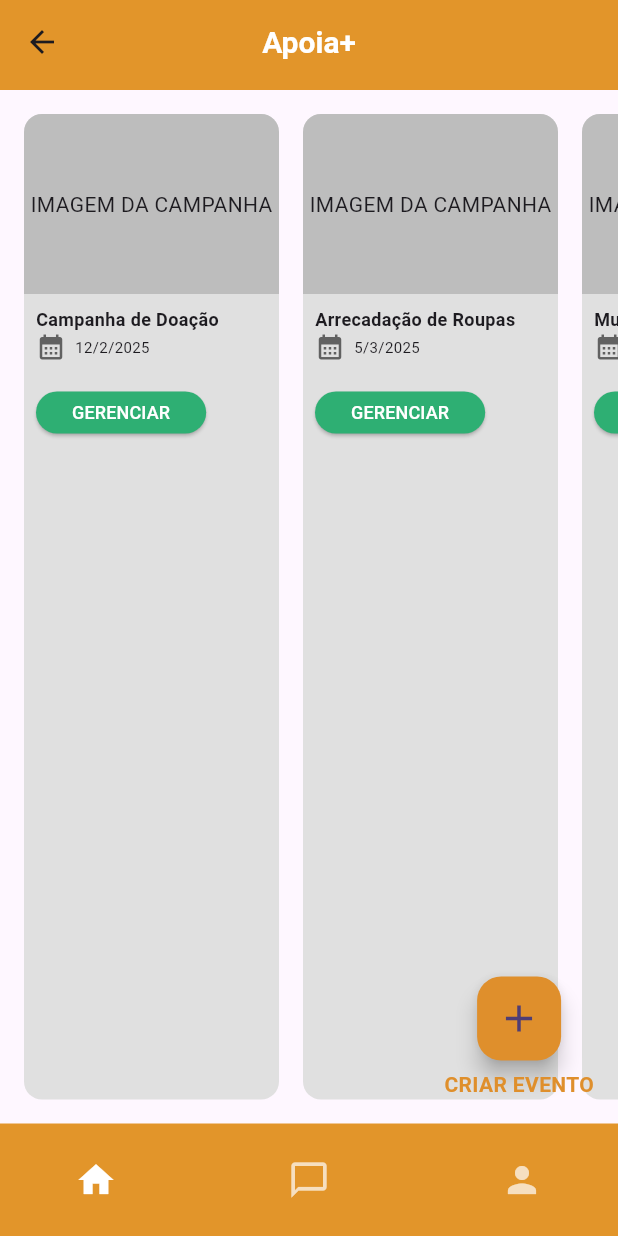
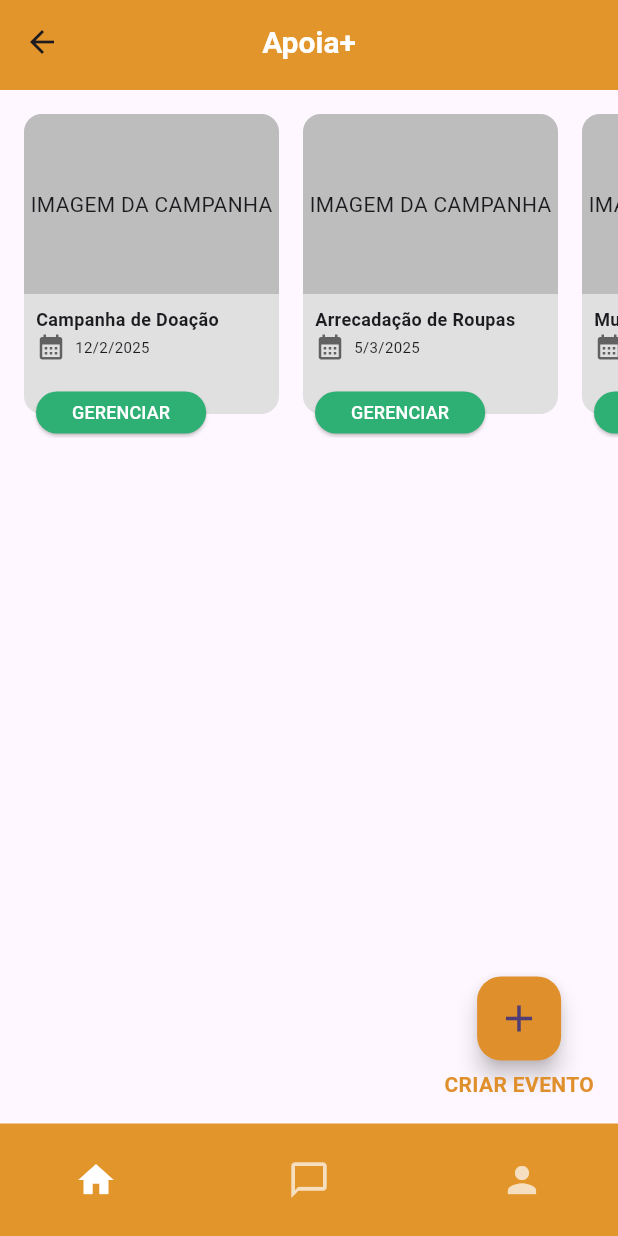
Before and after one commit to fga-eps-mds/2025.2-Gilgamesh, a Flutter app: the TelaListaDeEventos screen opened directly, on a phone screen of 412 x 824 dp. Run offline on Flutter 3.47's test engine with Material 3 defaults, Android fonts, the light colour scheme and no system bars.

Commit message:
pequeno concerto no tamanho dos event cards

```diff
--- a/mobile_apoia/lib/widgets/event_card.dart
+++ b/mobile_apoia/lib/widgets/event_card.dart
@@ -12,6 +12,7 @@ class EventCard extends StatelessWidget {
   Widget build(BuildContext context) {
     return Container(
       width: 170,
+      height: 200,
       margin: const EdgeInsets.only(right: 16),
       decoration: BoxDecoration(
         borderRadius: BorderRadius.circular(12),
```
